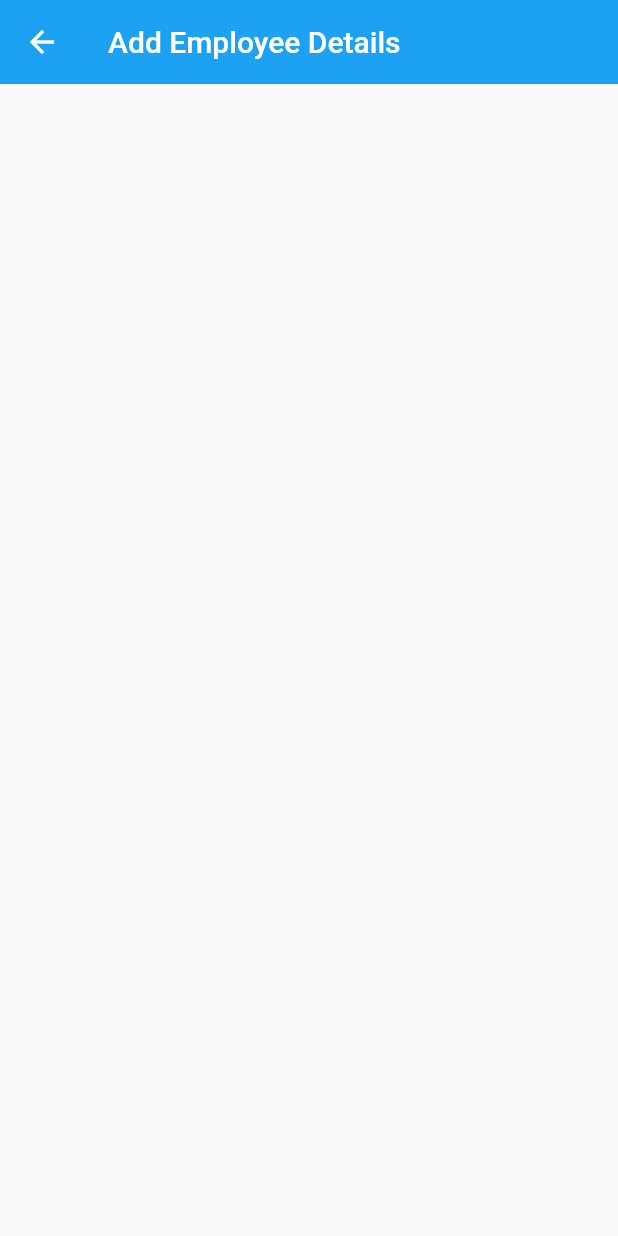
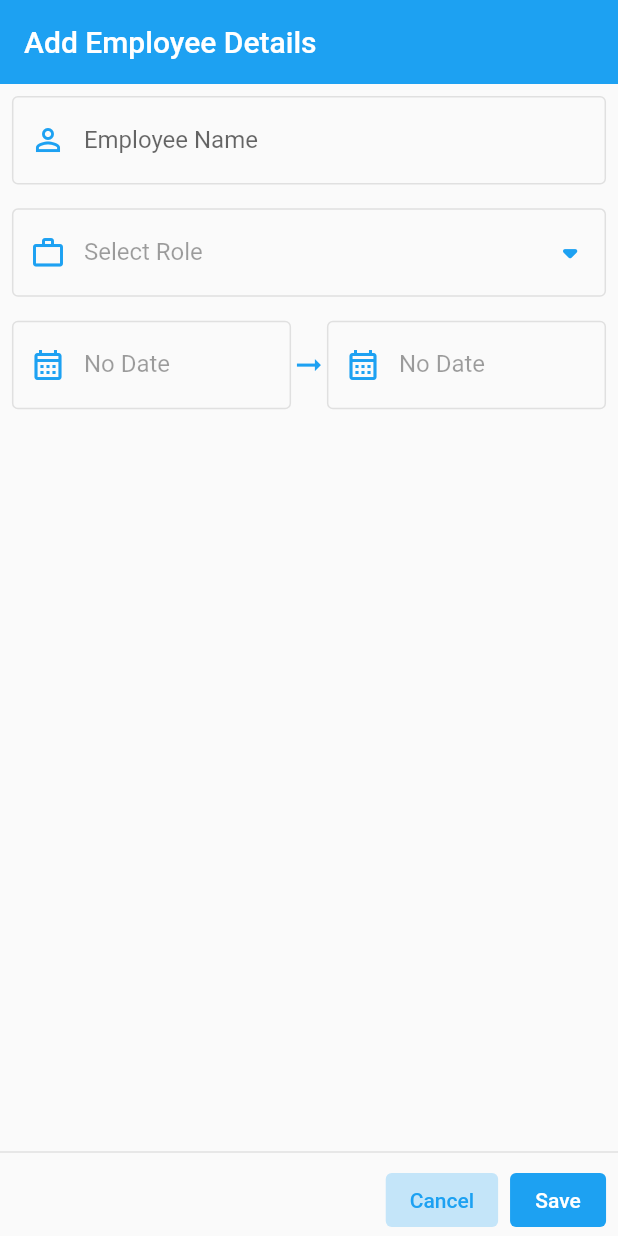
Before and after one commit to jonathanjohn47/assignment_realtime_innovations, a Flutter app: the AddEmployeeDetailsScreen screen opened directly, on a phone screen of 412 x 824 dp. Run offline on Flutter 3.47's test engine with Material 2 defaults, Android fonts, the phone set to English and light mode, and no system bars; our stand-ins replace flutter_sizer.

Commit message:
add employee details

```diff
--- a/lib/screens/add_employee_details_screen.dart
+++ b/lib/screens/add_employee_details_screen.dart
@@ -1,4 +1,6 @@
+import 'package:assignment_realtime_innovations/core/app_colors.dart';
 import 'package:flutter/material.dart';
+import 'package:flutter_sizer/flutter_sizer.dart';
 
 class AddEmployeeDetailsScreen extends StatelessWidget {
   const AddEmployeeDetailsScreen({super.key});
@@ -9,6 +11,164 @@ class AddEmployeeDetailsScreen extends StatelessWidget {
       appBar: AppBar(
         title: const Text('Add Employee Details'),
         elevation: 0,
+        automaticallyImplyLeading: false,
+      ),
+      body: Padding(
+        padding: EdgeInsets.all(8.0.dp),
+        child: ListView(
+          children: [
+            TextFormField(
+              decoration: InputDecoration(
+                labelText: 'Employee Name',
+                prefixIcon: Icon(
+                  Icons.person_outline,
+                  color: AppColors.primary,
+                ),
+                enabledBorder: OutlineInputBorder(
+                  borderRadius: BorderRadius.circular(4.dp),
+                  borderSide: BorderSide(
+                    color: Colors.grey.shade300,
+                    //width: 0.2.dp,
+                  ),
+                ),
+                border: OutlineInputBorder(
+                  borderRadius: BorderRadius.circular(4.dp),
+                  borderSide: BorderSide(
+                    color: Colors.grey.shade300.withOpacity(0.5),
+                    width: 0.2.dp,
+                  ),
+                ),
+              ),
+            ),
+            SizedBox(height: 16.dp),
+            GestureDetector(
+              onTap: () {},
+              child: TextFormField(
+                enabled: false,
+                decoration: InputDecoration(
+                  labelText: 'Select Role',
+                  prefixIcon: Icon(
+                    Icons.work_outline,
+                    color: AppColors.primary,
+                  ),
+                  suffixIcon: Icon(
+                    Icons.arrow_drop_down_rounded,
+                    color: AppColors.primary,
+                    size: 32.dp,
+                  ),
+                  border: OutlineInputBorder(
+                    borderRadius: BorderRadius.circular(4.dp),
+                  ),
+                  disabledBorder: OutlineInputBorder(
+                    borderRadius: BorderRadius.circular(4.dp),
+                    borderSide: BorderSide(
+                      color: Colors.grey.shade300,
+                      //width: 0.2.dp,
+                    ),
+                  ),
+                ),
+              ),
+            ),
+            SizedBox(height: 16.dp),
+            Row(
+              children: [
+                Expanded(
+                  child: GestureDetector(
+                    onTap: () {},
+                    child: TextFormField(
+                      enabled: false,
+                      decoration: InputDecoration(
+                        labelText: 'No Date',
+                        prefixIcon: Icon(
+                          Icons.calendar_month_outlined,
+                          color: AppColors.primary,
+                        ),
+                        border: OutlineInputBorder(
+                          borderRadius: BorderRadius.circular(4.dp),
+                        ),
+                        disabledBorder: OutlineInputBorder(
+                          borderRadius: BorderRadius.circular(4.dp),
+                          borderSide: BorderSide(
+                            color: Colors.grey.shade300,
+                            //width: 0.2.dp,
+                          ),
+                        ),
+                      ),
+                    ),
+                  ),
+                ),
+                Icon(Icons.arrow_right_alt,
+                    color: AppColors.primary, size: 24.dp),
+                Expanded(
+                  child: GestureDetector(
+                    onTap: () {},
+                    child: TextFormField(
+                      enabled: false,
+                      decoration: InputDecoration(
+                        labelText: 'No Date',
+                        prefixIcon: Icon(
+                          Icons.calendar_month_outlined,
+                          color: AppColors.primary,
+                        ),
+                        border: OutlineInputBorder(
+                          borderRadius: BorderRadius.circular(4.dp),
+                        ),
+                        disabledBorder: OutlineInputBorder(
+                          borderRadius: BorderRadius.circular(4.dp),
+                          borderSide: BorderSide(
+                            color: Colors.grey.shade300,
+                            //width: 0.2.dp,
+                          ),
+                        ),
+                      ),
+                    ),
+                  ),
+                ),
+              ],
+            )
+          ],
+        ),
+      ),
+      bottomNavigationBar: Column(
+        mainAxisSize: MainAxisSize.min,
+        children: [
+          Divider(
+            thickness: 1.dp,
+            color: Colors.grey.shade300,
+          ),
+          Padding(
+            padding: EdgeInsets.symmetric(horizontal: 8.0.dp),
+            child: Row(
+              mainAxisAlignment: MainAxisAlignment.end,
+              children: [
+                ElevatedButton(
+                  onPressed: () {},
+                  child: Text('Cancel'),
+                  style: ElevatedButton.styleFrom(
+                    backgroundColor: AppColors.primary.shade50.withOpacity(0.5),
+                    foregroundColor: AppColors.primary,
+                    elevation: 0,
+                    shape: RoundedRectangleBorder(
+                      borderRadius: BorderRadius.circular(4.dp),
+                    ),
+                  ),
+                ),
+                SizedBox(width: 8.dp),
+                ElevatedButton(
+                  onPressed: () {},
+                  child: Text('Save'),
+                  style: ElevatedButton.styleFrom(
+                    backgroundColor: AppColors.primary,
+                    elevation: 0,
+                    shape: RoundedRectangleBorder(
+                      borderRadius: BorderRadius.circular(4.dp),
+                    ),
+                  ),
+                ),
+              ],
+            ),
+          ),
+        ],
       ),
     );
   }
```
Also changed, not shown: assets/images/Vector.png (added).
